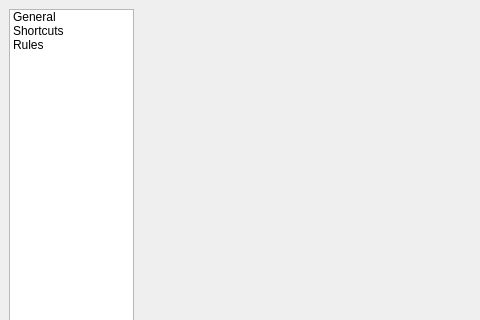
Qt form src/batab.ui (isgkm/batab) before a commit; both pictures show x 0 to 480 and y 0 to 320 of the 673 by 500 pixel window.
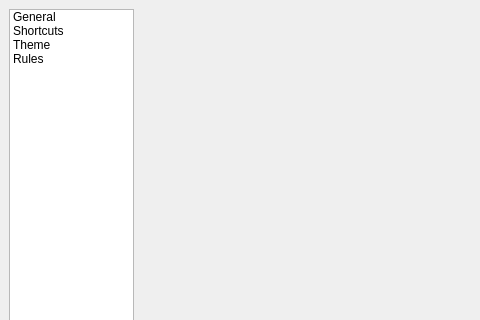
The same form after that commit. Icons and pictures are not drawn.

Commit message: fix: add theme settings tab

Diff of the .ui file:
```diff
--- a/src/batab.ui
+++ b/src/batab.ui
@@ -48,6 +48,14 @@
         <iconset theme="QIcon::ThemeIcon::InputKeyboard"/>
        </property>
       </item>
+      <item>
+       <property name="text">
+        <string>Theme</string>
+       </property>
+       <property name="icon">
+        <iconset theme="QIcon::ThemeIcon::WeatherClear"/>
+       </property>
+      </item>
       <item>
        <property name="text">
         <string>Rules</string>
```
